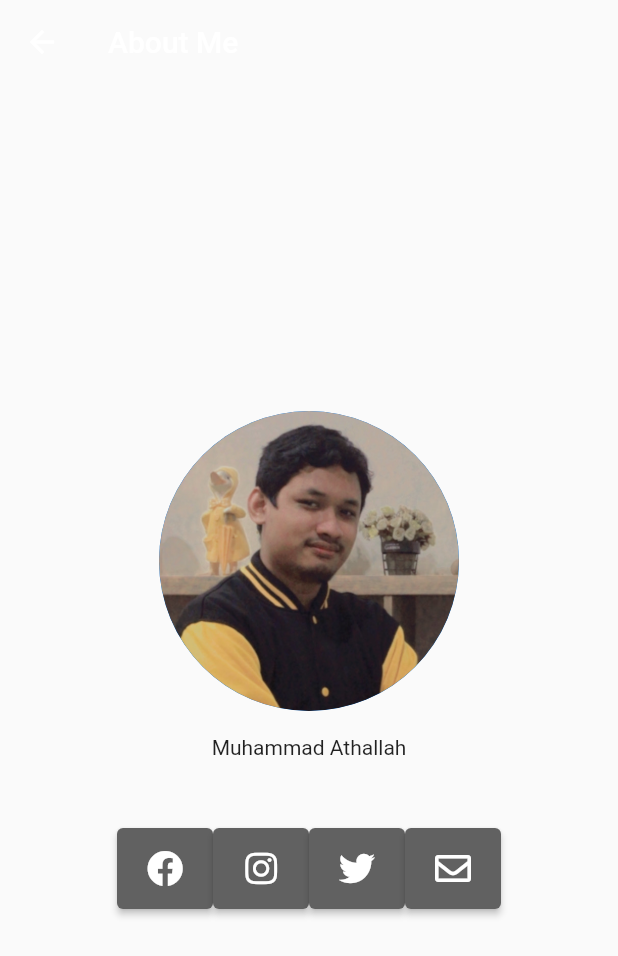
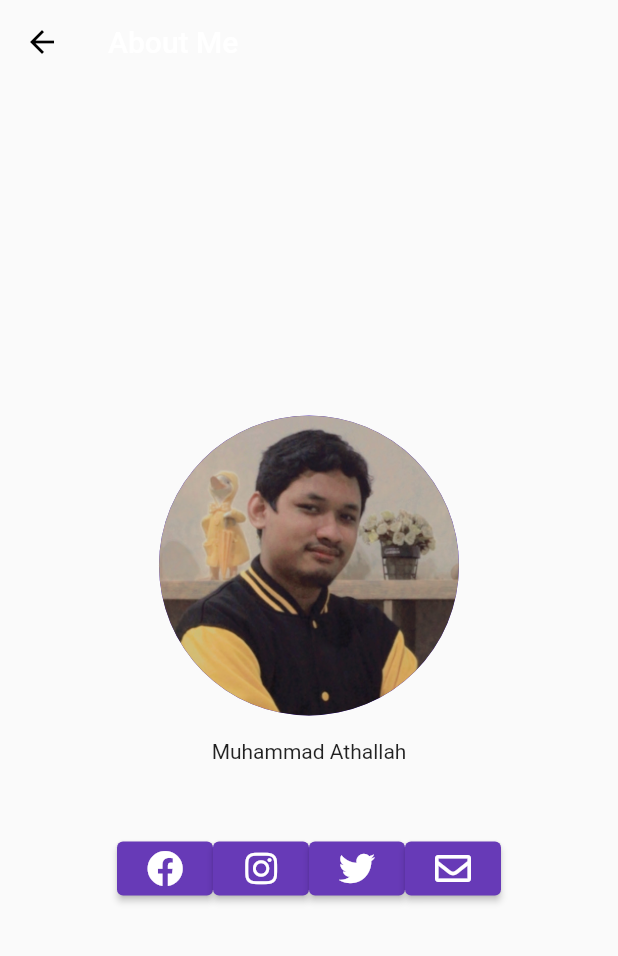
Before and after one commit to determinedguy/todo-listecc, a Flutter app: the screen it shows after launch, after a tap on the "person" icon, on a phone screen of 412 x 824 dp. Shown: the top 956 px of the screen. Run offline on Flutter 3.47's test engine with Material 2 defaults, Android fonts, the phone set to English and light mode, and no system bars; our stand-ins replace dartz, equatable, font_awesome_flutter, google_fonts, sqflite; accounts and stored records are empty.

Commit message:
Change theme color

```diff
--- a/lib/common/constants.dart
+++ b/lib/common/constants.dart
@@ -42,3 +42,16 @@ const kColorScheme = ColorScheme(
   onError: Colors.white,
   brightness: Brightness.dark,
 );
+
+ThemeData appTheme = ThemeData(
+    primarySwatch: Colors.deepPurple,
+    appBarTheme: const AppBarTheme(
+      backgroundColor: Colors.black45,
+      // This will be applied to the "back" icon
+      iconTheme: IconThemeData(color: Colors.black),
+      // This will be applied to the action icon buttons that locates on the right side
+      //actionsIconTheme: IconThemeData(color: Colors.amber),
+      //centerTitle: false,
+      //elevation: 15,
+      //titleTextStyle: TextStyle(color: Colors.lightBlueAccent),
+    ));
--- a/lib/main.dart
+++ b/lib/main.dart
@@ -1,4 +1,5 @@
 import 'package:flutter/material.dart';
+import 'package:todo_listecc/common/constants.dart';
 import 'package:todo_listecc/presentation/pages/home_page.dart';
 
 void main() {
@@ -13,9 +14,7 @@ class MyApp extends StatelessWidget {
   Widget build(BuildContext context) {
     return MaterialApp(
       title: 'Todo Listecc',
-      theme: ThemeData(
-        primarySwatch: Colors.blue,
-      ),
+      theme: appTheme,
       home: const HomePage(),
     );
   }
--- a/lib/presentation/pages/about_page.dart
+++ b/lib/presentation/pages/about_page.dart
@@ -19,7 +19,6 @@ class AboutPage extends StatelessWidget {
         child: SingleChildScrollView(
           child: Column(
             children: <Widget>[
-              // Insert the photo profile
               const CircleAvatar(
                 maxRadius: 100,
                 backgroundImage: AssetImage('assets/images/profile.png'),
@@ -27,14 +26,7 @@ class AboutPage extends StatelessWidget {
               const Padding(
                 padding: EdgeInsets.all(8.0),
               ),
-              const Padding(
-                padding: EdgeInsets.symmetric(
-                  horizontal: 100,
-                ),
-                child: Text(
-                  'Muhammad Athallah',
-                  ),
-              ),
+              const Text('Muhammad Athallah'),
               const Padding(
                 padding: EdgeInsets.all(8.0),
               ),
@@ -47,9 +39,8 @@ class AboutPage extends StatelessWidget {
                   ElevatedButton(
                     child: const Icon(FontAwesomeIcons.facebook),
                     style: ElevatedButton.styleFrom(
-                      primary: Colors.grey[700],
                       padding:
-                          const EdgeInsets.symmetric(horizontal: 20, vertical: 15),
+                          const EdgeInsets.symmetric(horizontal: 10, vertical: 5),
                     ),
                     onPressed: () {
                       launch('https://www.facebook.com/mhdathallah.id/');
@@ -58,9 +49,8 @@ class AboutPage extends StatelessWidget {
                   ElevatedButton(
                     child: const Icon(FontAwesomeIcons.instagram),
                     style: ElevatedButton.styleFrom(
-                      primary: Colors.grey[700],
                       padding:
-                          const EdgeInsets.symmetric(horizontal: 20, vertical: 15),
+                          const EdgeInsets.symmetric(horizontal: 10, vertical: 5),
                     ),
                     onPressed: () {
                       launch('https://www.instagram.com/mhd.athallah/');
@@ -69,9 +59,8 @@ class AboutPage extends StatelessWidget {
                   ElevatedButton(
                     child: const Icon(FontAwesomeIcons.twitter),
                     style: ElevatedButton.styleFrom(
-                      primary: Colors.grey[700],
                       padding:
-                          const EdgeInsets.symmetric(horizontal: 20, vertical: 15),
+                          const EdgeInsets.symmetric(horizontal: 10, vertical: 5),
                     ),
                     onPressed: () {
                       launch('https://www.twitter.com/mhd_athallah/');
@@ -80,9 +69,8 @@ class AboutPage extends StatelessWidget {
                   ElevatedButton(
                     child: const Icon(FontAwesomeIcons.envelope),
                     style: ElevatedButton.styleFrom(
-                      primary: Colors.grey[700],
                       padding:
-                          const EdgeInsets.symmetric(horizontal: 20, vertical: 15),
+                          const EdgeInsets.symmetric(horizontal: 10, vertical: 5),
                     ),
                     onPressed: () {
                       launch(Uri.encodeFull(
--- a/pubspec.yaml
+++ b/pubspec.yaml
@@ -35,7 +35,7 @@ dependencies:
   # Use with the CupertinoIcons class for iOS style icons.
   cupertino_icons: ^1.0.2
   sqflite: ^2.0.2
-  google_fonts: ^2.3.0
+  google_fonts: 2.2.0
   equatable: ^2.0.3
   dartz: ^0.10.1-nullsafety.2
   url_launcher: ^6.0.20
```
Also changed, not shown: pubspec.lock.
